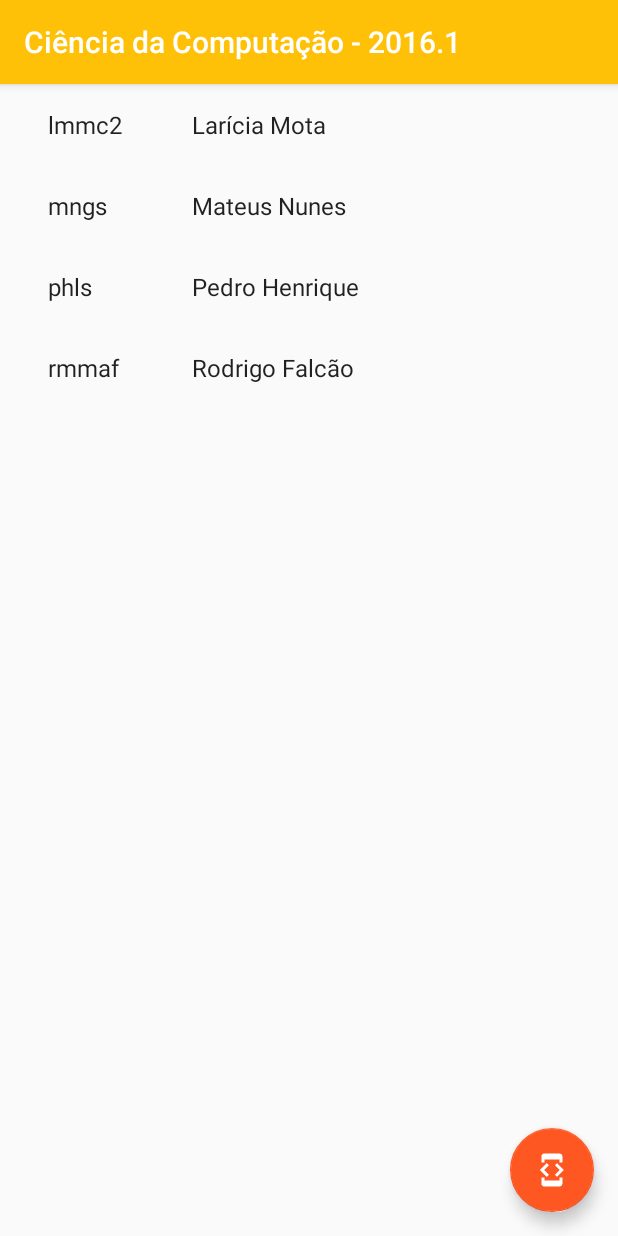
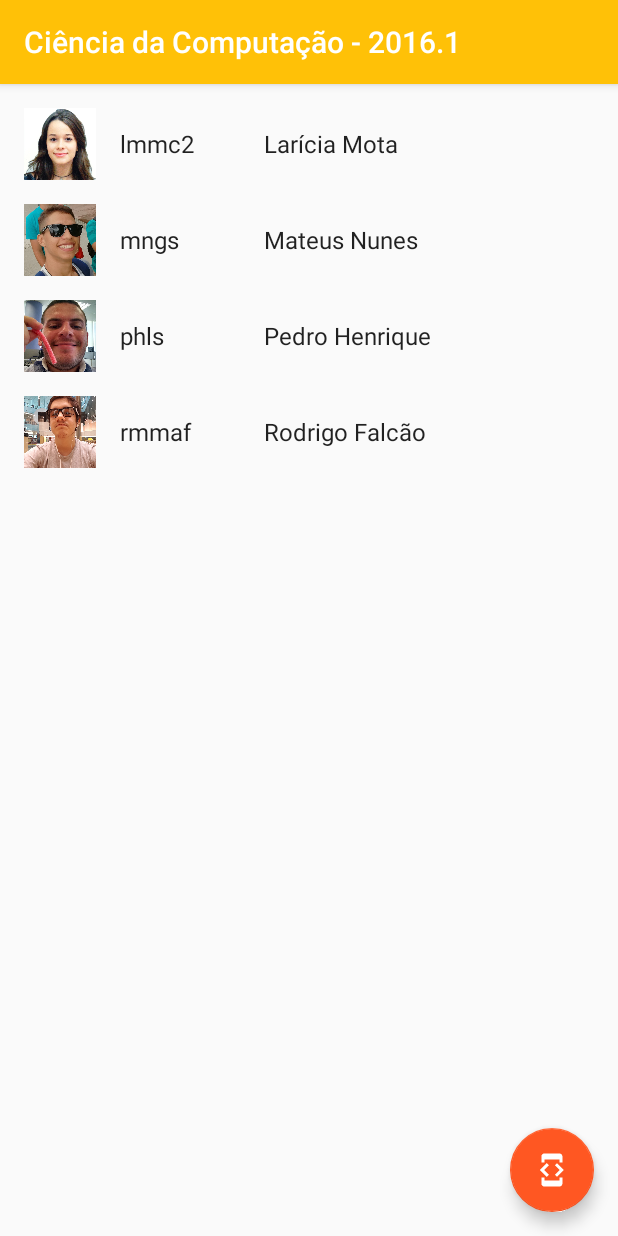
Before and after one commit to t0rr3sp3dr0/cc2016.1-Android, an Android app: the screen it shows after launch (ItemListActivity), on a phone screen of 412 x 824 dp. Run offline under Robolectric (Android 15) with nearby library versions, the phone set to English and light mode, and no system bars.

Commit message:
Add pictures to ItemList

```diff
--- a/app/src/main/java/com/t0rr3sp3dr0/cc20161/ItemListActivity.java
+++ b/app/src/main/java/com/t0rr3sp3dr0/cc20161/ItemListActivity.java
@@ -13,6 +13,7 @@
 import android.view.LayoutInflater;
 import android.view.View;
 import android.view.ViewGroup;
+import android.widget.ImageView;
 import android.widget.TextView;
 
 
@@ -90,6 +91,7 @@
         @Override
         public void onBindViewHolder(final ViewHolder holder, int position) {
             holder.mItem = mValues.get(position);
+            holder.mPictureView.setImageResource(getResources().getIdentifier(mValues.get(position).id, "drawable", "com.t0rr3sp3dr0.cc20161"));
             holder.mIdView.setText(mValues.get(position).id);
             holder.mContentView.setText(mValues.get(position).content);
 
@@ -122,6 +124,7 @@
 
         public class ViewHolder extends RecyclerView.ViewHolder {
             public final View mView;
+            public final ImageView mPictureView;
             public final TextView mIdView;
             public final TextView mContentView;
             public DummyContent.DummyItem mItem;
@@ -129,6 +132,7 @@
             public ViewHolder(View view) {
                 super(view);
                 mView = view;
+                mPictureView = (ImageView) view.findViewById(R.id.picture);
                 mIdView = (TextView) view.findViewById(R.id.id);
                 mContentView = (TextView) view.findViewById(R.id.content);
             }
--- a/app/src/main/res/layout/activity_item_list.xml
+++ b/app/src/main/res/layout/activity_item_list.xml
@@ -25,6 +25,8 @@
         android:id="@+id/frameLayout"
         android:layout_width="match_parent"
         android:layout_height="match_parent"
+        android:layout_marginTop="8dp"
+        android:layout_marginBottom="8dp"
         app:layout_behavior="@string/appbar_scrolling_view_behavior">
 
         <include layout="@layout/item_list" />
--- a/app/src/main/res/layout/item_list_content.xml
+++ b/app/src/main/res/layout/item_list_content.xml
@@ -1,20 +1,30 @@
 <?xml version="1.0" encoding="utf-8"?>
-<LinearLayout xmlns:android="http://schemas.android.com/apk/res/android"
+<RelativeLayout xmlns:android="http://schemas.android.com/apk/res/android"
     android:layout_width="wrap_content"
-    android:layout_height="wrap_content"
-    android:orientation="horizontal">
+    android:layout_height="wrap_content">
+
+    <ImageView
+        android:id="@+id/picture"
+        android:layout_width="48dp"
+        android:layout_height="48dp"
+        android:layout_marginTop="8dp"
+        android:layout_marginBottom="8dp" />
 
     <TextView
         android:id="@+id/id"
         android:layout_width="64dp"
         android:layout_height="wrap_content"
         android:layout_margin="@dimen/text_margin"
-        android:textAppearance="?attr/textAppearanceListItem" />
+        android:textAppearance="?attr/textAppearanceListItem"
+        android:layout_toRightOf="@id/picture"
+        android:layout_centerVertical="true" />
 
     <TextView
         android:id="@+id/content"
         android:layout_width="wrap_content"
         android:layout_height="wrap_content"
         android:layout_margin="@dimen/text_margin"
-        android:textAppearance="?attr/textAppearanceListItem" />
-</LinearLayout>
+        android:textAppearance="?attr/textAppearanceListItem"
+        android:layout_toRightOf="@id/id"
+        android:layout_centerVertical="true" />
+</RelativeLayout>
```
Also changed, not shown: 2 other files.
